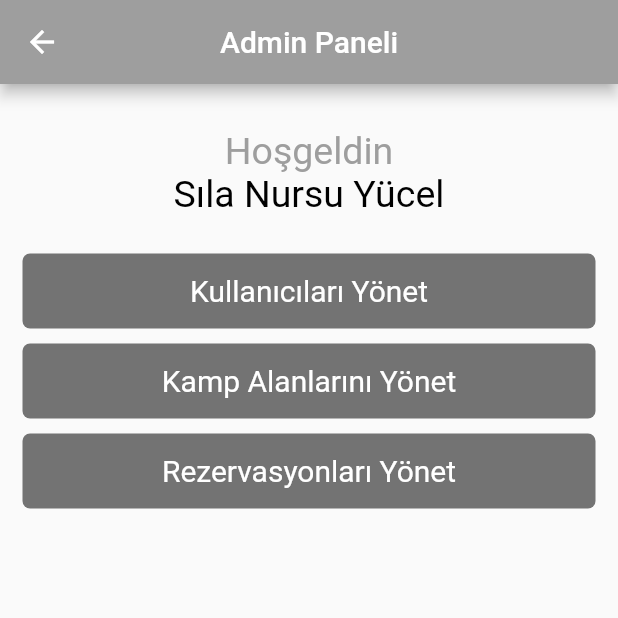
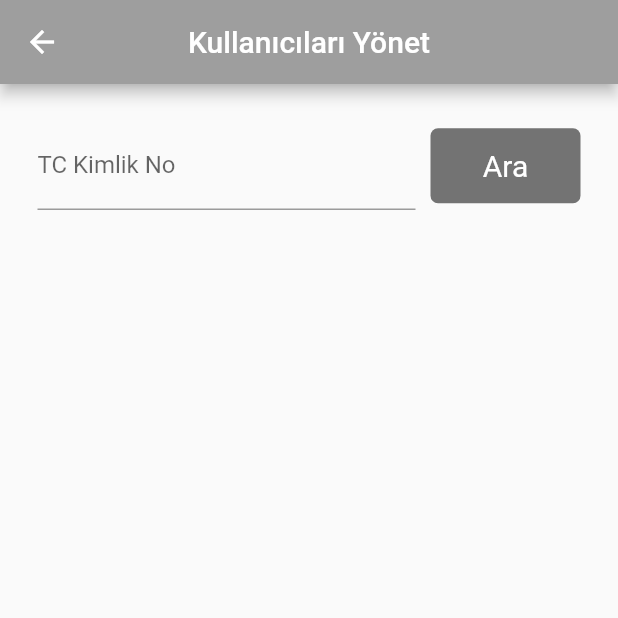
Before and after one commit to aliemrenebiler/Get_Camped, a Flutter app: the AdminScreen screen opened by its route, after a tap on "Kullanıcıları Yönet", on a phone screen of 412 x 824 dp, the top half of it. Run offline on Flutter 3.47's test engine with Material 2 defaults, Android fonts, the phone set to English and light mode, and no system bars.

Commit message:
pages edited

```diff
--- a/lib/database/allvariables.dart
+++ b/lib/database/allvariables.dart
@@ -2,4 +2,4 @@ import 'allclasses.dart';
 
 // BURAYA TÜM DEĞİŞKENLERİ YAZABİLİRİZ
 
-var user = User(name: 'Sıla Nursu', surname: 'Yücel');
+var user = User();
--- a/lib/main.dart
+++ b/lib/main.dart
@@ -1,8 +1,6 @@
 import 'package:flutter/material.dart';
 import 'package:flutter/services.dart';
-import 'screens/loginscreen.dart';
-import 'screens/adminscreen.dart';
-import 'screens/userscreen.dart';
+import 'screens/allscreens.dart';
 
 void main() {
   WidgetsFlutterBinding.ensureInitialized();
@@ -30,6 +28,7 @@ class MyApp extends StatelessWidget {
         '/loginscreen': (context) => const LoginScreen(),
         '/userscreen': (context) => const UserScreen(),
         '/adminscreen': (context) => const AdminScreen(),
+        '/mngusersscreen': (context) => const MngUsersScreen(),
       },
     );
   }
--- /dev/null
+++ b/lib/screens/adminpages/mngusersscreen.dart
@@ -0,0 +1,97 @@
+import 'package:flutter/material.dart';
+import '../../database/allclasses.dart';
+import '../../database/allvariables.dart';
+
+class MngUsersScreen extends StatefulWidget {
+  const MngUsersScreen({Key? key}) : super(key: key);
+
+  @override
+  State<MngUsersScreen> createState() => _MngUsersScreenState();
+}
+
+class _MngUsersScreenState extends State<MngUsersScreen> {
+  @override
+  Widget build(BuildContext context) {
+    return Scaffold(
+      appBar: AppBar(
+        centerTitle: true,
+        title: const Text(
+          'Kullanıcıları Yönet',
+          textAlign: TextAlign.center,
+          style: TextStyle(
+            color: Colors.white,
+            fontSize: 20,
+          ),
+        ),
+        backgroundColor: Colors.grey,
+      ),
+      body: SafeArea(
+        child: Container(
+          padding: const EdgeInsets.all(20),
+          child: Column(
+            children: [
+              UserSearchBarBox(),
+              SingleChildScrollView(
+                physics: const BouncingScrollPhysics(),
+                child: Column(
+                  children: [
+                    // BURADA ARAMA SONUÇLARI OLACAK!
+                  ],
+                ),
+              ),
+            ],
+          ),
+        ),
+      ),
+    );
+  }
+}
+
+class UserSearchBarBox extends StatelessWidget {
+  UserSearchBarBox({Key? key}) : super(key: key);
+  var searchedUsername = TextEditingController();
+  @override
+  Widget build(BuildContext context) {
+    return Container(
+      child: Row(
+        children: [
+          Expanded(
+            child: Container(
+              margin: const EdgeInsets.all(5),
+              child: TextFormField(
+                controller: searchedUsername,
+                decoration: const InputDecoration(
+                  border: UnderlineInputBorder(),
+                  labelText: "TC Kimlik No",
+                ),
+              ),
+            ),
+          ),
+          InkWell(
+            onTap: () {
+              // ARAMA YAP
+            },
+            child: Container(
+              alignment: Alignment.center,
+              height: 50,
+              margin: const EdgeInsets.all(5),
+              constraints: const BoxConstraints(minWidth: 100),
+              child: const Text(
+                'Ara',
+                textAlign: TextAlign.center,
+                style: TextStyle(
+                  color: Colors.white,
+                  fontSize: 20,
+                ),
+              ),
+              decoration: const BoxDecoration(
+                color: Colors.black54,
+                borderRadius: BorderRadius.all(Radius.circular(5)),
+              ),
+            ),
+          )
+        ],
+      ),
+    );
+  }
+}
--- a/lib/screens/adminscreen.dart
+++ b/lib/screens/adminscreen.dart
@@ -22,8 +22,10 @@ class AdminScreen extends StatelessWidget {
       ),
       body: SafeArea(
         child: Container(
-          padding: const EdgeInsets.all(10),
+          alignment: Alignment.center,
+          padding: const EdgeInsets.all(20),
           child: Column(
+            mainAxisAlignment: MainAxisAlignment.start,
             children: [
               AdminInfoBox(
                 currentUser: user,
@@ -47,8 +49,9 @@ class AdminInfoBox extends StatelessWidget {
   @override
   Widget build(BuildContext context) {
     return Container(
-      margin: const EdgeInsets.fromLTRB(5, 20, 5, 20),
-      child: Column(
+      margin: const EdgeInsets.fromLTRB(5, 50, 5, 50),
+      child: (currentUser.name != null && currentUser.surname != null)
+          ? Column(
               children: [
                 const Text(
                   'Hoşgeldin',
@@ -67,6 +70,14 @@ class AdminInfoBox extends StatelessWidget {
                   ),
                 ),
               ],
+            )
+          : const Text(
+              '(İsim Mevcut Değil)',
+              textAlign: TextAlign.center,
+              style: TextStyle(
+                color: Colors.grey,
+                fontSize: 25,
+              ),
             ),
     );
   }
@@ -80,12 +91,13 @@ class ManageUsersButton extends StatelessWidget {
   Widget build(BuildContext context) {
     return InkWell(
       onTap: () {
-        // Navigator.pop(context);
+        Navigator.pushNamed(context, '/mngusersscreen');
       },
       child: Container(
         alignment: Alignment.center,
         height: 50,
         margin: const EdgeInsets.all(5),
+        constraints: const BoxConstraints(maxWidth: 500),
         child: const Text(
           'Kullanıcıları Yönet',
           textAlign: TextAlign.center,
@@ -115,6 +127,7 @@ class ManageCampsButton extends StatelessWidget {
       child: Container(
         alignment: Alignment.center,
         height: 50,
+        constraints: const BoxConstraints(maxWidth: 500),
         margin: const EdgeInsets.all(5),
         child: const Text(
           'Kamp Alanlarını Yönet',
@@ -145,6 +158,7 @@ class ManageRsvsButton extends StatelessWidget {
       child: Container(
         alignment: Alignment.center,
         height: 50,
+        constraints: const BoxConstraints(maxWidth: 500),
         margin: const EdgeInsets.all(5),
         child: const Text(
           'Rezervasyonları Yönet',
--- /dev/null
+++ b/lib/screens/allscreens.dart
@@ -0,0 +1,8 @@
+export 'loginscreen.dart';
+export 'adminscreen.dart';
+export 'userscreen.dart';
+
+// admin pages
+export 'adminpages/mngcampsscreen.dart';
+export 'adminpages/mngrsvsscreen.dart';
+export 'adminpages/mngusersscreen.dart';
```
Also changed, not shown: lib/screens/adminpages/mngcampsscreen.dart (added), lib/screens/adminpages/mngrsvsscreen.dart (added). Lines whose indentation alone changed are shown as unchanged.
